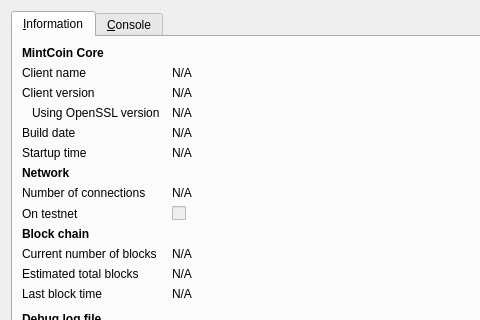
Qt form src/qt/forms/rpcconsole.ui (ruckard/GreenCoin) before a commit; both pictures show x 0 to 480 and y 0 to 320 of the 740 by 450 pixel window.
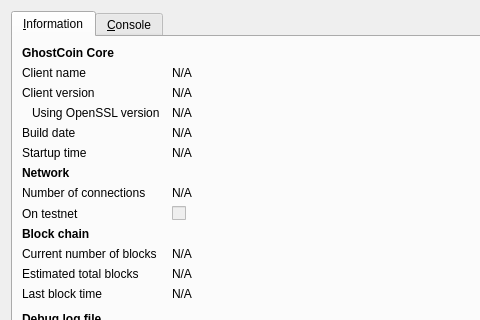
The same form after that commit. Icons and pictures are not drawn.

Commit message: FORK-GHOST: [REMOVE] [REPLACE-COINNAME] Replace from GreenCoin to GhostCoin .

Diff of the .ui file:
```diff
--- a/src/qt/forms/rpcconsole.ui
+++ b/src/qt/forms/rpcconsole.ui
@@ -36,7 +36,7 @@
           </font>
          </property>
          <property name="text">
-          <string>MintCoin Core</string>
+          <string>GhostCoin Core</string>
          </property>
         </widget>
        </item>
```
Left out of the diff: 6 changed lines with no effect on the pictures. The commit also changes 33 other files.
